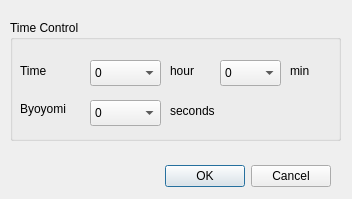
This is forms/startdialog2.ui in shogimaru/shogimaru as Qt 5 draws it before an edit. The edited form follows.
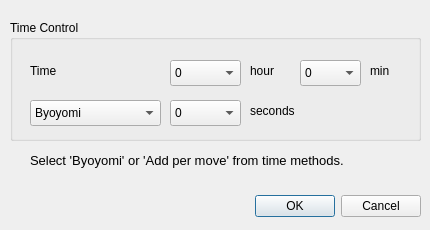
This is the edited form.

```diff
--- a/forms/startdialog2.ui
+++ b/forms/startdialog2.ui
@@ -6,8 +6,8 @@
    <rect>
     <x>0</x>
     <y>0</y>
-    <width>352</width>
-    <height>199</height>
+    <width>430</width>
+    <height>230</height>
    </rect>
   </property>
   <property name="windowTitle">
@@ -16,9 +16,9 @@
   <widget class="QDialogButtonBox" name="buttonBox">
    <property name="geometry">
     <rect>
-     <x>-10</x>
-     <y>160</y>
-     <width>341</width>
+     <x>130</x>
+     <y>190</y>
+     <width>291</width>
      <height>32</height>
     </rect>
    </property>
@@ -34,7 +34,7 @@
     <rect>
      <x>10</x>
      <y>20</y>
-     <width>331</width>
+     <width>411</width>
      <height>121</height>
     </rect>
    </property>
@@ -44,7 +44,7 @@
    <widget class="QLabel" name="timeCondition">
     <property name="geometry">
      <rect>
-      <x>10</x>
+      <x>20</x>
       <y>40</y>
       <width>71</width>
       <height>21</height>
@@ -54,23 +54,10 @@
      <string>Time</string>
     </property>
    </widget>
-   <widget class="QLabel" name="labelByoyomi">
-    <property name="geometry">
-     <rect>
-      <x>10</x>
-      <y>80</y>
-      <width>55</width>
-      <height>18</height>
-     </rect>
-    </property>
-    <property name="text">
-     <string>Byoyomi</string>
-    </property>
-   </widget>
    <widget class="QComboBox" name="byoyomiBox">
     <property name="geometry">
      <rect>
-      <x>80</x>
+      <x>160</x>
       <y>80</y>
       <width>71</width>
       <height>26</height>
@@ -105,7 +92,7 @@
    <widget class="QComboBox" name="hourBox">
     <property name="geometry">
      <rect>
-      <x>80</x>
+      <x>160</x>
       <y>40</y>
       <width>71</width>
       <height>26</height>
@@ -150,7 +137,7 @@
    <widget class="QComboBox" name="minBox">
     <property name="geometry">
      <rect>
-      <x>210</x>
+      <x>290</x>
       <y>40</y>
       <width>61</width>
       <height>26</height>
@@ -215,7 +202,7 @@
    <widget class="QLabel" name="labelTime">
     <property name="geometry">
      <rect>
-      <x>160</x>
+      <x>240</x>
       <y>40</y>
       <width>41</width>
       <height>21</height>
@@ -228,7 +215,7 @@
    <widget class="QLabel" name="labelMin">
     <property name="geometry">
      <rect>
-      <x>280</x>
+      <x>360</x>
       <y>40</y>
       <width>55</width>
       <height>21</height>
@@ -241,7 +228,7 @@
    <widget class="QLabel" name="labelSecond">
     <property name="geometry">
      <rect>
-      <x>160</x>
+      <x>240</x>
       <y>80</y>
       <width>71</width>
       <height>21</height>
@@ -251,6 +238,44 @@
      <string>seconds</string>
     </property>
    </widget>
+   <widget class="QComboBox" name="methodBox">
+    <property name="geometry">
+     <rect>
+      <x>20</x>
+      <y>80</y>
+      <width>131</width>
+      <height>26</height>
+     </rect>
+    </property>
+    <item>
+     <property name="text">
+      <string>Byoyomi</string>
+     </property>
+    </item>
+    <item>
+     <property name="text">
+      <string>Add per move</string>
+     </property>
+    </item>
+   </widget>
+  </widget>
+  <widget class="QLabel" name="label">
+   <property name="geometry">
+    <rect>
+     <x>30</x>
+     <y>150</y>
+     <width>391</width>
+     <height>21</height>
+    </rect>
+   </property>
+   <property name="font">
+    <font>
+     <pointsize>10</pointsize>
+    </font>
+   </property>
+   <property name="text">
+    <string>Select 'Byoyomi' or 'Add per move' from time methods.</string>
+   </property>
   </widget>
  </widget>
  <resources/>
```
Left out of the diff: 5 changed lines with no effect on the pictures.
